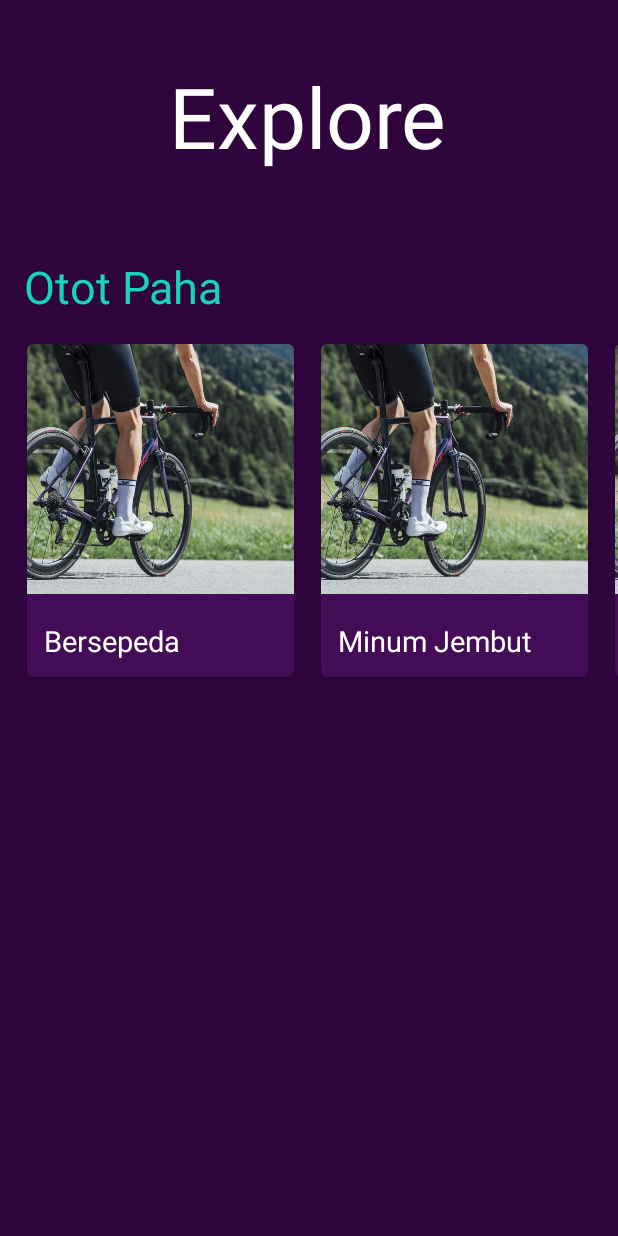
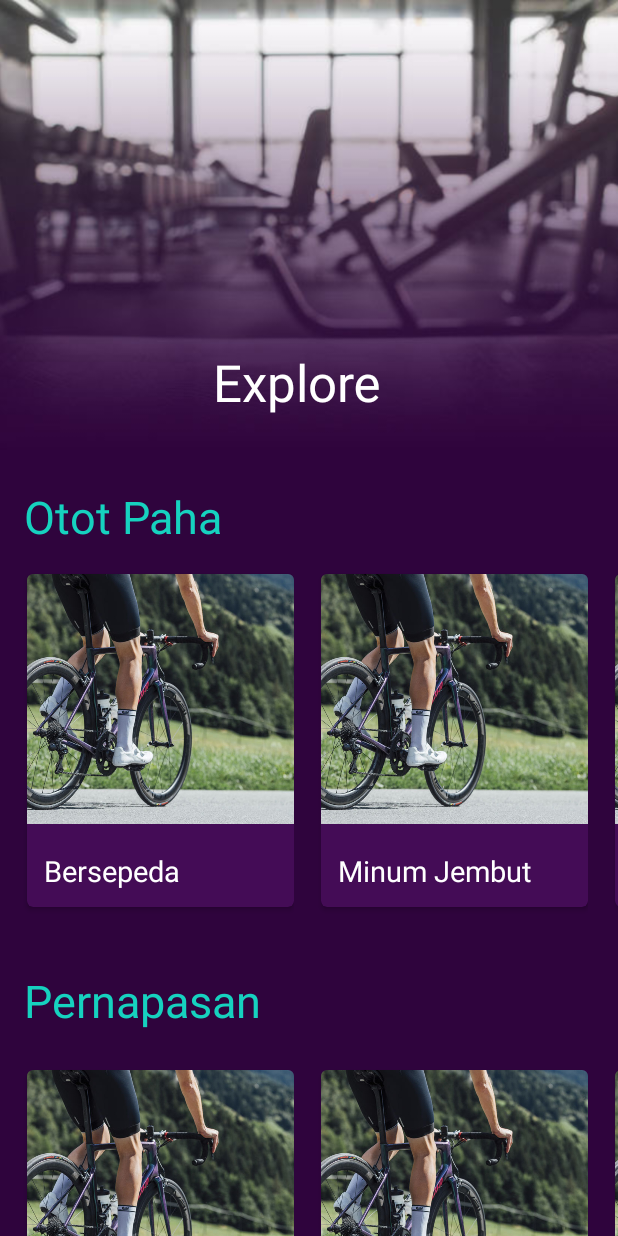
Before and after one commit to FalahFilano/Sehatin, an Android app: the screen it shows after launch (MainActivity), on a phone screen of 412 x 824 dp. Run offline under Robolectric (Android 15) with nearby library versions, the phone set to English and light mode, and no system bars.

Commit message:
tambah CoordinatorLayout

```diff
--- a/app/build.gradle
+++ b/app/build.gradle
@@ -23,6 +23,7 @@ dependencies {
     implementation 'com.android.support:appcompat-v7:28.0.0'
     implementation 'com.android.support.constraint:constraint-layout:1.1.3'
     implementation 'com.android.support:recyclerview-v7:28.0.0'
+    implementation 'com.android.support:design:28.0.0'
 //    implementation 'com.google.android.material:material:1.0.0'
     implementation 'com.android.support:cardview-v7:28.0.0'
     testImplementation 'junit:junit:4.12'
--- a/app/src/main/java/com/filano/sehatin/MainActivity.java
+++ b/app/src/main/java/com/filano/sehatin/MainActivity.java
@@ -1,9 +1,11 @@
 package com.filano.sehatin;
 
+import android.support.design.widget.CollapsingToolbarLayout;
 import android.support.v7.app.AppCompatActivity;
 import android.os.Bundle;
 import android.support.v7.widget.LinearLayoutManager;
 import android.support.v7.widget.RecyclerView;
+import android.support.v7.widget.Toolbar;
 
 import java.util.ArrayList;
 
@@ -12,7 +14,8 @@ public class MainActivity extends AppCompatActivity {
     ArrayList<Course> itemList;
 
     private RecyclerView recyclerView;
-    private RecyclerView.LayoutManager layoutManager;
+    private RecyclerView recyclerView2;
+    private RecyclerView.LayoutManager layoutManager, layoutManager2;
     private ExploreAdapter exploreAdapter;
 
 
@@ -21,16 +24,31 @@ public class MainActivity extends AppCompatActivity {
         super.onCreate(savedInstanceState);
         setContentView(R.layout.activity_main);
 
+        //CollapsedMenu
+        final String course = "Explore";
+
+        final Toolbar toolbar = findViewById(R.id.main_toolbar);
+        setSupportActionBar(toolbar);
+        getSupportActionBar().setDisplayHomeAsUpEnabled(false);
+
+        CollapsingToolbarLayout collapsingToolbar = findViewById(R.id.main_collapsing);
+        collapsingToolbar.setTitle(course);
+
+        //Recycler
         itemList = new ArrayList<>();
         generateItemList();
 
-        recyclerView = findViewById(R.id.rvCourse);
+        recyclerView = findViewById(R.id.rvPaha);
+        recyclerView2 = findViewById(R.id.rvPernapasan);
 
         layoutManager = new LinearLayoutManager(this, LinearLayoutManager.HORIZONTAL, false);
+        layoutManager2 = new LinearLayoutManager(this, LinearLayoutManager.HORIZONTAL, false);
         recyclerView.setLayoutManager(layoutManager);
+        recyclerView2.setLayoutManager(layoutManager2);
 
         exploreAdapter = new ExploreAdapter(itemList);
         recyclerView.setAdapter(exploreAdapter);
+        recyclerView2.setAdapter(exploreAdapter);
     }
 
     private void generateItemList() {
--- a/app/src/main/res/layout/activity_main.xml
+++ b/app/src/main/res/layout/activity_main.xml
@@ -1,5 +1,63 @@
 <?xml version="1.0" encoding="utf-8"?>
-<android.support.constraint.ConstraintLayout xmlns:android="http://schemas.android.com/apk/res/android"
+
+<android.support.design.widget.CoordinatorLayout
+    xmlns:android="http://schemas.android.com/apk/res/android"
+    xmlns:app="http://schemas.android.com/apk/res-auto"
+    android:layout_width="match_parent"
+    android:layout_height="match_parent"
+    android:background="@android:color/background_light"
+    android:fitsSystemWindows="true"
+    >
+
+    <android.support.design.widget.AppBarLayout
+        android:id="@+id/main.appbar"
+        android:layout_width="match_parent"
+        android:layout_height="300dp"
+        android:theme="@style/ThemeOverlay.AppCompat.Dark.ActionBar"
+        android:fitsSystemWindows="true"
+        >
+
+        <android.support.design.widget.CollapsingToolbarLayout
+            android:id="@+id/main.collapsing"
+            android:layout_width="match_parent"
+            android:layout_height="match_parent"
+            app:layout_scrollFlags="scroll|exitUntilCollapsed"
+            android:fitsSystemWindows="true"
+            app:contentScrim="@color/colorPrimaryDark"
+            app:expandedTitleGravity="center_horizontal|bottom"
+            app:expandedTitleMarginStart="48dp"
+            app:expandedTitleMarginEnd="64dp"
+            >
+
+            <ImageView
+                android:id="@+id/main.backdrop"
+                android:layout_width="match_parent"
+                android:layout_height="match_parent"
+                android:scaleType="centerCrop"
+                android:fitsSystemWindows="true"
+                android:src="@drawable/exploreimg"
+                app:layout_collapseMode="parallax"
+                />
+
+            <android.support.v7.widget.Toolbar
+                android:id="@+id/main.toolbar"
+                android:layout_width="match_parent"
+                android:layout_height="?attr/actionBarSize"
+                app:popupTheme="@style/ThemeOverlay.AppCompat.Light"
+                android:fitsSystemWindows="true"
+                app:layout_collapseMode="pin"
+                />
+
+        </android.support.design.widget.CollapsingToolbarLayout>
+    </android.support.design.widget.AppBarLayout>
+
+    <android.support.v4.widget.NestedScrollView
+        android:layout_width="match_parent"
+        android:layout_height="match_parent"
+        app:layout_behavior="@string/appbar_scrolling_view_behavior"
+        >
+        <android.support.constraint.ConstraintLayout
+            xmlns:android="http://schemas.android.com/apk/res/android"
             xmlns:app="http://schemas.android.com/apk/res-auto"
             xmlns:tools="http://schemas.android.com/tools"
             android:layout_width="match_parent"
@@ -8,26 +66,11 @@
             android:background="@color/colorPrimaryDark">
 
             <TextView
-        android:id="@+id/textView2"
-        android:layout_width="wrap_content"
-        android:layout_height="wrap_content"
-        android:layout_marginStart="8dp"
-        android:layout_marginTop="40dp"
-        android:layout_marginEnd="8dp"
-        android:text="Explore"
-        android:textColor="#FFFFFF"
-        android:textSize="56dp"
-        app:layout_constraintEnd_toEndOf="parent"
-        app:layout_constraintHorizontal_bias="0.497"
-        app:layout_constraintStart_toStartOf="parent"
-        app:layout_constraintTop_toTopOf="parent" />
-
-    <TextView
                 android:id="@+id/textView"
                 android:layout_width="wrap_content"
                 android:layout_height="wrap_content"
                 android:layout_marginStart="4dp"
-        android:layout_marginTop="56dp"
+                android:layout_marginTop="24dp"
                 android:layout_marginEnd="8dp"
                 android:text="Otot Paha"
                 android:textColor="@color/colorAccent"
@@ -35,10 +78,10 @@
                 app:layout_constraintEnd_toEndOf="parent"
                 app:layout_constraintHorizontal_bias="0.045"
                 app:layout_constraintStart_toStartOf="parent"
-        app:layout_constraintTop_toBottomOf="@+id/textView2" />
+                app:layout_constraintTop_toTopOf="parent" />
 
             <android.support.v7.widget.RecyclerView
-        android:id="@+id/rvCourse"
+                android:id="@+id/rvPaha"
                 android:layout_width="match_parent"
                 android:layout_height="wrap_content"
                 app:layout_constraintTop_toBottomOf="@+id/textView"
@@ -46,4 +89,31 @@
 
             </android.support.v7.widget.RecyclerView>
 
+            <TextView
+                android:id="@+id/textView3"
+                android:layout_width="wrap_content"
+                android:layout_height="wrap_content"
+                android:layout_marginStart="8dp"
+                android:layout_marginTop="24dp"
+                android:layout_marginEnd="8dp"
+                android:text="Pernapasan"
+                android:textColor="@color/colorAccent"
+                android:textSize="30dp"
+                app:layout_constraintEnd_toEndOf="parent"
+                app:layout_constraintHorizontal_bias="0.033"
+                app:layout_constraintStart_toStartOf="parent"
+                app:layout_constraintTop_toBottomOf="@+id/rvPaha" />
+
+            <android.support.v7.widget.RecyclerView
+                android:layout_width="match_parent"
+                android:layout_height="wrap_content"
+                android:id="@+id/rvPernapasan"
+                android:layout_marginTop="8dp"
+                app:layout_constraintTop_toBottomOf="@+id/textView3"
+                tools:layout_editor_absoluteX="16dp">
+
+            </android.support.v7.widget.RecyclerView>
+
         </android.support.constraint.ConstraintLayout>
+    </android.support.v4.widget.NestedScrollView>
+</android.support.design.widget.CoordinatorLayout>
--- /dev/null
+++ b/app/src/main/res/values/dimens.xml
@@ -0,0 +1,5 @@
+<?xml version="1.0" encoding="utf-8"?>
+<resources>
+    <dimen name="activity_horizontal_margin">5dp</dimen>
+    <dimen name="activity_vertical_margin">5dp</dimen>
+</resources>
--- a/app/src/main/res/values/strings.xml
+++ b/app/src/main/res/values/strings.xml
@@ -1,3 +1,4 @@
 <resources>
     <string name="app_name">Sehatin</string>
+    <string name="lorem">Lorem ipsum dolor sit amet, consectetur adipiscing elit. Proin fringilla felis sit amet malesuada pellentesque. Praesent vel ligula sollicitudin, efficitur nisl quis, faucibus libero. Orci varius natoque penatibus et magnis dis parturient montes, nascetur ridiculus mus. Pellentesque convallis fermentum risus. Suspendisse vel elit sit amet dui convallis scelerisque. Maecenas et vulputate elit. Donec mattis libero ac sem condimentum, vel fermentum orci facilisis. Nulla dapibus tortor erat, hendrerit ullamcorper nisi porta eget. Cras ac hendrerit tellus. Aenean ut nunc vitae odio vestibulum efficitur. Suspendisse rutrum egestas neque at mattis. Fusce non semper arcu.</string>
 </resources>
```
Also changed, not shown: app/src/main/AndroidManifest.xml (+13 -0 lines), app/src/main/java/com/filano/sehatin/TestingActivity.java (added, +25 -0 lines), app/src/main/res/layout/activity_testing.xml (added, +78 -0 lines), app/src/main/res/drawable/exploreimg.jpg (added). Lines whose indentation alone changed are shown as unchanged.
